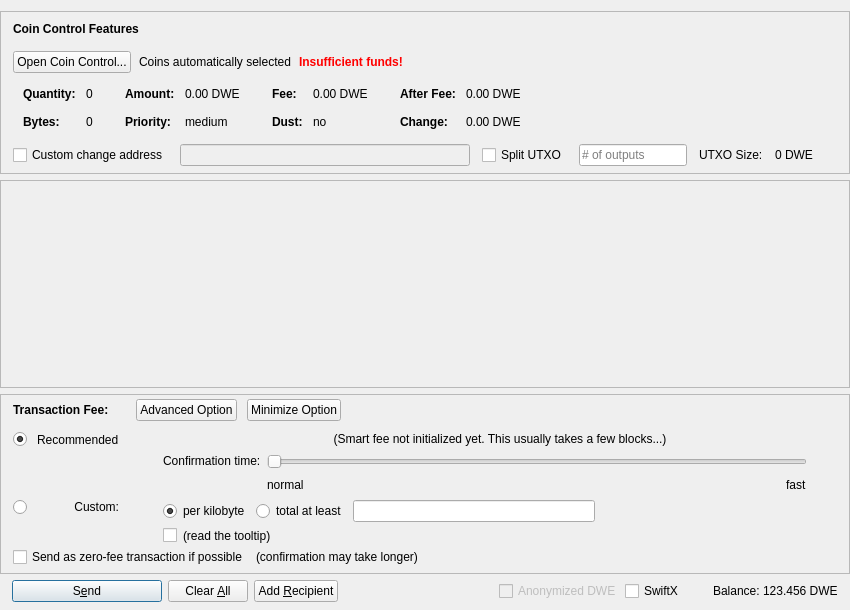
Before: the Qt Designer form src/qt/forms/sendcoinsdialog.ui in WorldExchange/DWE, drawn with Qt 5.
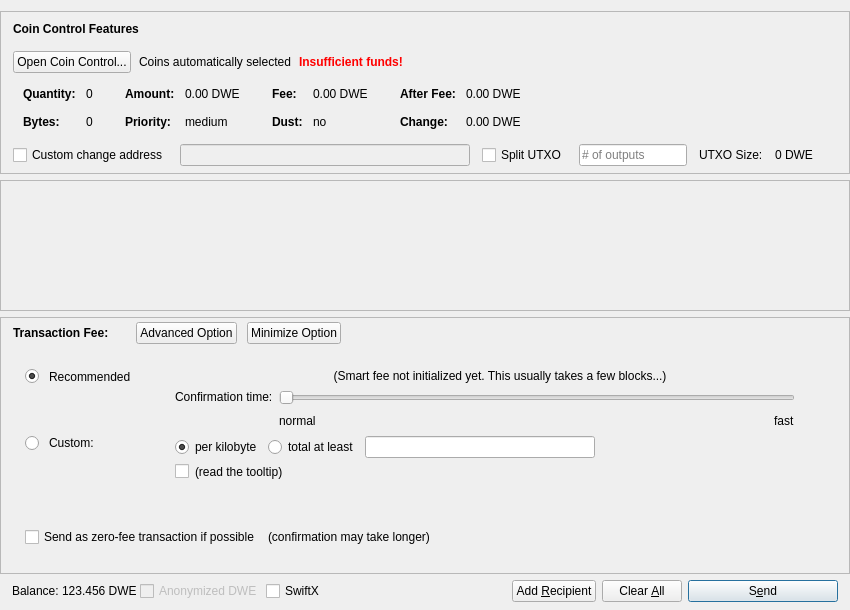
After: the same form once the commit is applied. Icons and pictures are not drawn. Custom widgets are drawn as their Qt base class.

Commit message: Send coins dialog advance option section

What changed in the file:
```diff
--- a/src/qt/forms/sendcoinsdialog.ui
+++ b/src/qt/forms/sendcoinsdialog.ui
@@ -657,7 +657,7 @@
         <x>0</x>
         <y>0</y>
         <width>848</width>
-        <height>74</height>
+        <height>69</height>
        </rect>
       </property>
       <layout class="QVBoxLayout" name="verticalLayout_2" stretch="0,1">
@@ -880,16 +880,16 @@
            <item>
             <layout class="QGridLayout" name="gridLayoutFee">
              <property name="leftMargin">
-              <number>12</number>
+              <number>24</number>
              </property>
              <property name="topMargin">
-              <number>10</number>
+              <number>24</number>
              </property>
              <property name="rightMargin">
-              <number>12</number>
+              <number>24</number>
              </property>
              <property name="bottomMargin">
-              <number>4</number>
+              <number>24</number>
              </property>
              <property name="horizontalSpacing">
               <number>10</number>
@@ -1041,30 +1041,13 @@
               </layout>
              </item>
              <item row="1" column="4">
-              <layout class="QVBoxLayout" name="verticalLayoutFee3" stretch="0,0,1">
+              <layout class="QVBoxLayout" name="verticalLayoutFee3" stretch="0,1">
                <property name="spacing">
                 <number>6</number>
                </property>
                <property name="topMargin">
                 <number>2</number>
                </property>
-               <item>
-                <layout class="QHBoxLayout" name="horizontalLayoutFee12">
-                 <item>
-                  <spacer name="horizontalSpacer_5">
-                   <property name="orientation">
-                    <enum>Qt::Horizontal</enum>
-                   </property>
-                   <property name="sizeHint" stdset="0">
-                    <size>
-                     <width>1</width>
-                     <height>1</height>
-                    </size>
-                   </property>
-                  </spacer>
-                 </item>
-                </layout>
-               </item>
                <item>
                 <layout class="QHBoxLayout" name="horizontalLayoutFee9">
                  <item>
@@ -1203,7 +1186,7 @@
                 <string>Custom:</string>
                </property>
                <property name="alignment">
-                <set>Qt::AlignRight|Qt::AlignTop|Qt::AlignTrailing</set>
+                <set>Qt::AlignLeading|Qt::AlignLeft|Qt::AlignTop</set>
                </property>
               </widget>
              </item>
@@ -1248,13 +1231,16 @@
               <number>8</number>
              </property>
              <property name="leftMargin">
-              <number>12</number>
+              <number>24</number>
+             </property>
+             <property name="topMargin">
+              <number>24</number>
              </property>
              <property name="rightMargin">
-              <number>12</number>
+              <number>24</number>
              </property>
              <property name="bottomMargin">
-              <number>4</number>
+              <number>24</number>
              </property>
              <item>
               <widget class="QCheckBox" name="checkBoxFreeTx">
@@ -1330,116 +1316,11 @@
      <property name="rightMargin">
       <number>12</number>
      </property>
-     <item>
-      <widget class="QPushButton" name="sendButton">
-       <property name="minimumSize">
-        <size>
-         <width>150</width>
-         <height>0</height>
-        </size>
-       </property>
-       <property name="toolTip">
-        <string>Confirm the send action</string>
-       </property>
-       <property name="text">
-        <string>S&amp;end</string>
-       </property>
-       <property name="icon">
-        <iconset resource="../dwe.qrc">
-         <normaloff>:/icons/send</normaloff>:/icons/send</iconset>
-       </property>
-       <property name="autoDefault">
-        <bool>false</bool>
-       </property>
-       <property name="default">
-        <bool>true</bool>
-       </property>
-      </widget>
-     </item>
-     <item>
-      <widget class="QPushButton" name="clearButton">
-       <property name="sizePolicy">
-        <sizepolicy hsizetype="Minimum" vsizetype="Fixed">
-         <horstretch>0</horstretch>
-         <verstretch>0</verstretch>
-        </sizepolicy>
-       </property>
-       <property name="toolTip">
-        <string>Clear all fields of the form.</string>
-       </property>
-       <property name="text">
-        <string>Clear &amp;All</string>
-       </property>
-       <property name="icon">
-        <iconset resource="../dwe.qrc">
-         <normaloff>:/icons/remove</normaloff>:/icons/remove</iconset>
-       </property>
-       <property name="autoDefault">
-        <bool>false</bool>
-       </property>
-      </widget>
-     </item>
-     <item>
-      <widget class="QPushButton" name="addButton">
-       <property name="toolTip">
-        <string>Send to multiple recipients at once</string>
-       </property>
-       <property name="text">
-        <string>Add &amp;Recipient</string>
-       </property>
-       <property name="icon">
-        <iconset resource="../dwe.qrc">
-         <normaloff>:/icons/add</normaloff>:/icons/add</iconset>
-       </property>
-       <property name="autoDefault">
-        <bool>false</bool>
-       </property>
-      </widget>
-     </item>
-     <item>
-      <spacer name="horizontalSpacer">
-       <property name="orientation">
-        <enum>Qt::Horizontal</enum>
-       </property>
-       <property name="sizeHint" stdset="0">
-        <size>
-         <width>40</width>
-         <height>20</height>
-        </size>
-       </property>
-      </spacer>
-     </item>
      <item>
       <layout class="QHBoxLayout" name="horizontalLayout_2">
        <property name="spacing">
         <number>3</number>
        </property>
-       <item>
-        <widget class="QCheckBox" name="checkzDWE">
-         <property name="enabled">
-          <bool>false</bool>
-         </property>
-         <property name="text">
-          <string>Anonymized DWE</string>
-         </property>
-        </widget>
-       </item>
-       <item>
-        <widget class="QCheckBox" name="checkSwiftTX">
-         <property name="enabled">
-          <bool>true</bool>
-         </property>
-         <property name="minimumSize">
-          <size>
-           <width>85</width>
-           <height>0</height>
-          </size>
-         </property>
-         <property name="text">
-          <string>SwiftX</string>
-         </property>
-        </widget>
-       </item>
        <item>
         <widget class="QLabel" name="label">
          <property name="text">
@@ -1466,24 +1347,129 @@
          </property>
         </widget>
        </item>
+       <item>
+        <widget class="QCheckBox" name="checkzDWE">
+         <property name="enabled">
+          <bool>false</bool>
+         </property>
+         <property name="text">
+          <string>Anonymized DWE</string>
+         </property>
+        </widget>
+       </item>
+       <item>
+        <widget class="QCheckBox" name="checkSwiftTX">
+         <property name="enabled">
+          <bool>true</bool>
+         </property>
+         <property name="minimumSize">
+          <size>
+           <width>85</width>
+           <height>0</height>
+          </size>
+         </property>
+         <property name="text">
+          <string>SwiftX</string>
+         </property>
+        </widget>
+       </item>
       </layout>
      </item>
+     <item>
+      <spacer name="horizontalSpacer">
+       <property name="orientation">
+        <enum>Qt::Horizontal</enum>
+       </property>
+       <property name="sizeHint" stdset="0">
+        <size>
+         <width>40</width>
+         <height>20</height>
+        </size>
+       </property>
+      </spacer>
+     </item>
+     <item>
+      <widget class="QPushButton" name="addButton">
+       <property name="toolTip">
+        <string>Send to multiple recipients at once</string>
+       </property>
+       <property name="text">
+        <string>Add &amp;Recipient</string>
+       </property>
+       <property name="icon">
+        <iconset resource="../dwe.qrc">
+         <normaloff>:/icons/add</normaloff>:/icons/add</iconset>
+       </property>
+       <property name="autoDefault">
+        <bool>false</bool>
+       </property>
+      </widget>
+     </item>
+     <item>
+      <widget class="QPushButton" name="clearButton">
+       <property name="sizePolicy">
+        <sizepolicy hsizetype="Minimum" vsizetype="Fixed">
+         <horstretch>0</horstretch>
+         <verstretch>0</verstretch>
+        </sizepolicy>
+       </property>
+       <property name="toolTip">
+        <string>Clear all fields of the form.</string>
+       </property>
+       <property name="text">
+        <string>Clear &amp;All</string>
+       </property>
+       <property name="icon">
+        <iconset resource="../dwe.qrc">
+         <normaloff>:/icons/remove</normaloff>:/icons/remove</iconset>
+       </property>
+       <property name="autoDefault">
+        <bool>false</bool>
+       </property>
+      </widget>
+     </item>
+     <item>
+      <widget class="QPushButton" name="sendButton">
+       <property name="minimumSize">
+        <size>
+         <width>150</width>
+         <height>0</height>
+        </size>
+       </property>
+       <property name="toolTip">
+        <string>Confirm the send action</string>
+       </property>
+       <property name="text">
+        <string>S&amp;end</string>
+       </property>
+       <property name="icon">
+        <iconset resource="../dwe.qrc">
+         <normaloff>:/icons/send</normaloff>:/icons/send</iconset>
+       </property>
+       <property name="autoDefault">
+        <bool>false</bool>
+       </property>
+       <property name="default">
+        <bool>true</bool>
+       </property>
+      </widget>
+     </item>
     </layout>
    </item>
   </layout>
  </widget>
  <customwidgets>
+  <customwidget>
+   <class>QValidatedLineEdit</class>
+   <extends>QLineEdit</extends>
+   <header>qvalidatedlineedit.h</header>
+  </customwidget>
   <customwidget>
    <class>BitcoinAmountField</class>
    <extends>QLineEdit</extends>
    <header>bitcoinamountfield.h</header>
    <container>1</container>
   </customwidget>
-  <customwidget>
-   <class>QValidatedLineEdit</class>
-   <extends>QLineEdit</extends>
-   <header>qvalidatedlineedit.h</header>
-  </customwidget>
  </customwidgets>
  <resources>
   <include location="../dwe.qrc"/>
```
The commit also changes 1 other file.
